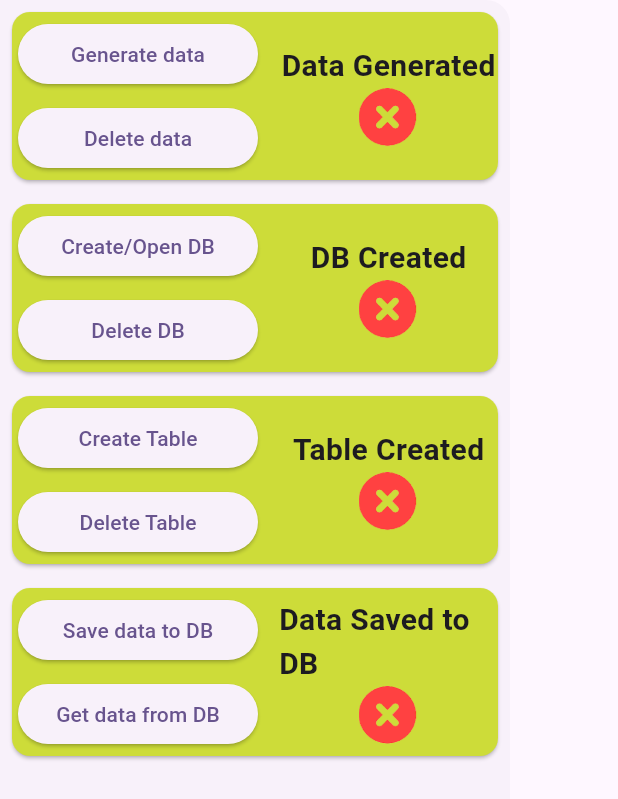
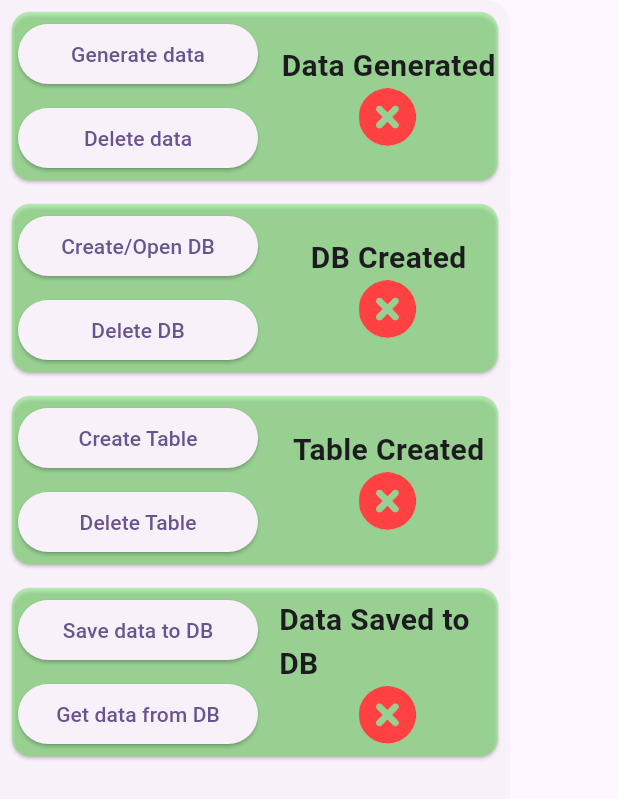
Before and after one commit to mhussin2008/generalSQFLite_Ver2, a Flutter app: the DrawerWidget widget shown alone on an empty page, opened directly, on a phone screen of 412 x 824 dp. Shown: the top 799 px of the screen. Run offline on Flutter 3.47's test engine with Material 3 defaults, Android fonts, the phone set to English and light mode, and no system bars; our stand-ins replace fluttertoast, sqflite; missing offline and left inert: animated_icon, horizontal_data_table; accounts and stored records are empty.

Commit message:
Working now almost all functions edit 4 colors modified

```diff
--- a/lib/sideDrawer.dart
+++ b/lib/sideDrawer.dart
@@ -38,7 +38,8 @@ class DrawerWidget extends StatelessWidget {
         color: Colors.white.withOpacity(0),
         width: 40,
         height: 40,
-        child: const Image(image: AssetImage('assets/icons/trans_right.png')));
+        child: const Image(
+            image: AssetImage('assets/icons/wright_blue_trans.png')));
 
     var imageFalse = Container(
 
@@ -51,7 +52,7 @@ class DrawerWidget extends StatelessWidget {
     Card getCard(int index) {
       return Card(
         margin: const EdgeInsets.all(8),
-        color: Colors.lime,
+        color: const Color.fromARGB(139, 126, 236, 115),
         child: Row(
           mainAxisAlignment: MainAxisAlignment.start,
           children: [
```
